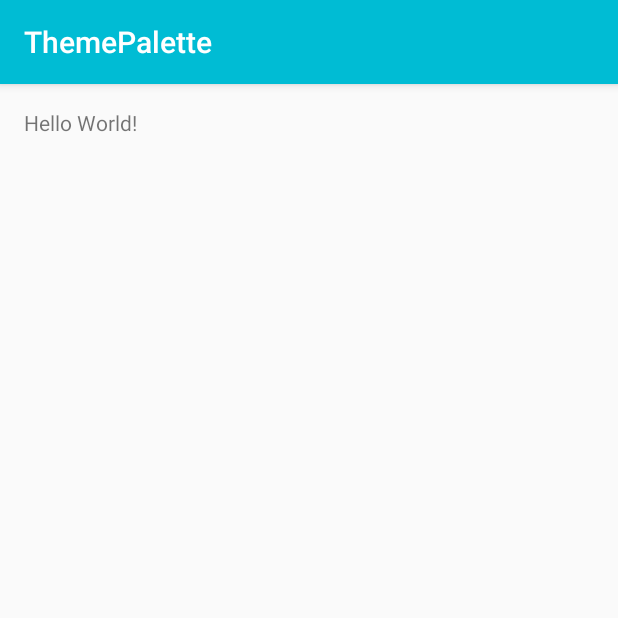
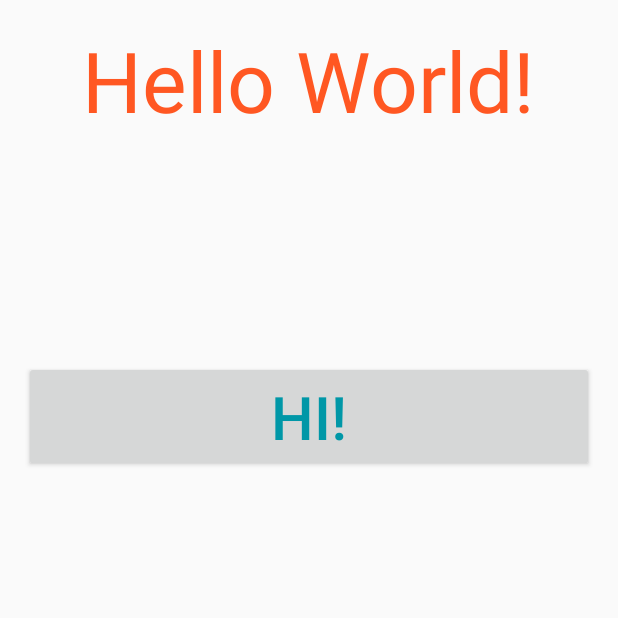
Before and after one commit to juantejedavz/ThemePalette, an Android app: the screen it shows after launch (MainActivity), on a phone screen of 412 x 824 dp, the top half of it. Run offline under Robolectric (Android 15) with nearby library versions, the phone set to English and light mode, and no system bars.

Commit message:
Updating1

```diff
--- a/app/src/main/res/layout/activity_main.xml
+++ b/app/src/main/res/layout/activity_main.xml
@@ -10,7 +10,22 @@
     tools:context="mx.blogspot.juanmtejedav.themepalette.MainActivity">
 
     <TextView
+        android:id="@+id/hello"
         android:layout_width="wrap_content"
         android:layout_height="wrap_content"
-        android:text="Hello World!" />
+        android:text="Hello World!"
+        android:textColor="@color/colorAccent"
+        android:textSize="56sp"
+        android:layout_centerHorizontal="true"/>
+
+    <Button
+        android:layout_width="match_parent"
+        android:layout_height="wrap_content"
+        android:layout_below="@id/hello"
+        android:text="HI!"
+        android:textColor="@color/colorPrimaryDark"
+        android:textSize="40sp"
+        android:layout_marginTop="150dp"
+        >
+    </Button>
 </RelativeLayout>
--- a/app/src/main/res/values/styles.xml
+++ b/app/src/main/res/values/styles.xml
@@ -1,7 +1,7 @@
 <resources>
 
     <!-- Base application theme. -->
-    <style name="AppTheme" parent="Theme.AppCompat.Light.DarkActionBar">
+    <style name="AppTheme" parent="Theme.AppCompat.Light.NoActionBar">
         <!-- Customize your theme here. -->
         <item name="colorPrimary">@color/colorPrimary</item>
         <item name="colorPrimaryDark">@color/colorPrimaryDark</item>
```
